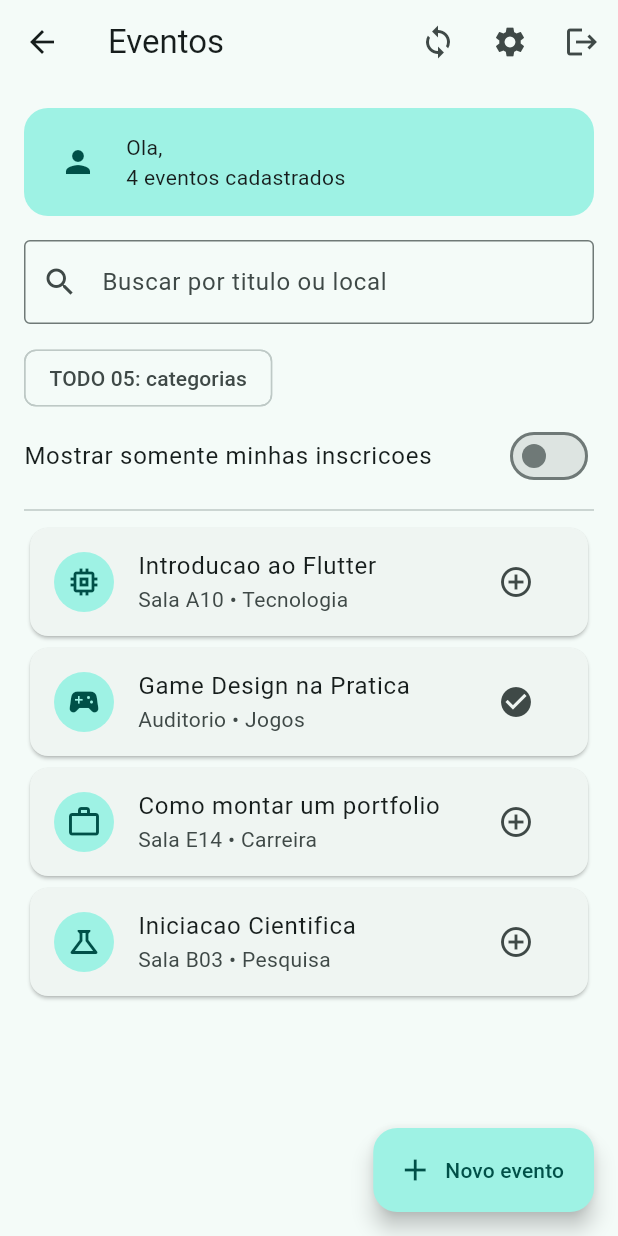
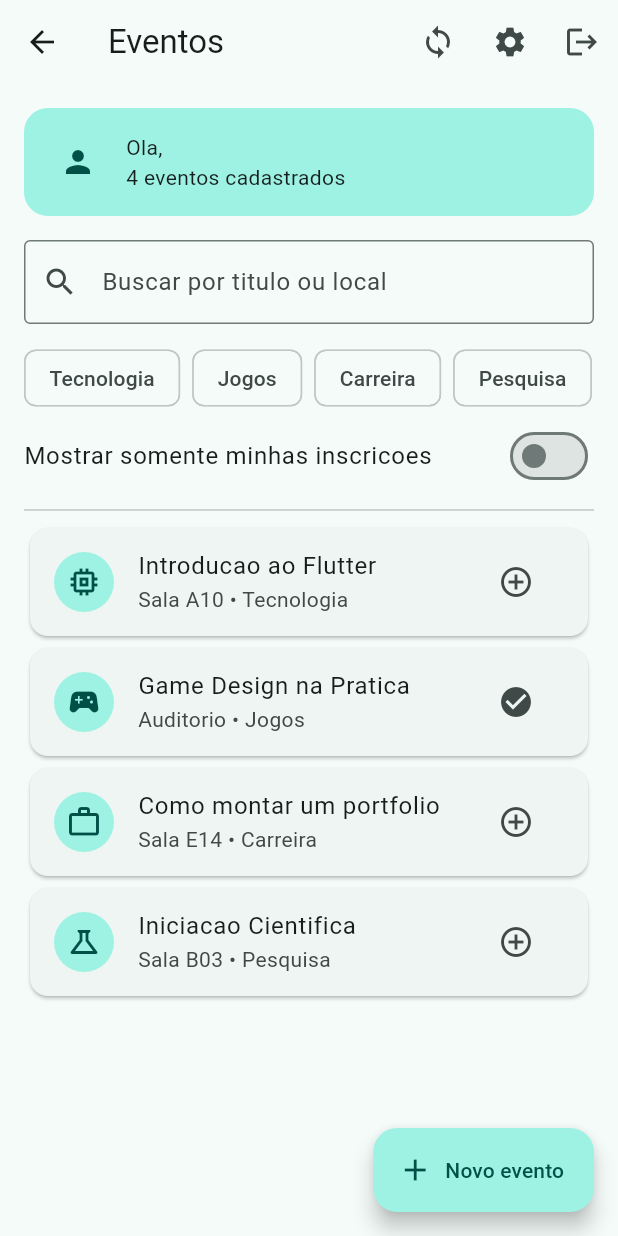
Before and after one commit to gfloriano11/mobile-development-class, a Flutter app: the HomeScreen screen opened directly with empty values, on a phone screen of 412 x 824 dp. Run offline on Flutter 3.47's test engine with Material 3 defaults, Android fonts, the phone set to English and light mode, and no system bars; our stand-ins replace flutter_tts.

Commit message:
feat: implement chip category filter

```diff
--- a/n2/flutter_agenda_eventos_atividade_base/lib/data/eventos_iniciais.dart
+++ b/n2/flutter_agenda_eventos_atividade_base/lib/data/eventos_iniciais.dart
@@ -22,7 +22,8 @@ List<Evento> criarEventosIniciais() {
       titulo: 'Como montar um portfolio',
       local: 'Sala E14',
       categoria: 'Carreira',
-      descricao: 'Encontro sobre portfolio, apresentacao de projetos e entrevistas.',
+      descricao:
+          'Encontro sobre portfolio, apresentacao de projetos e entrevistas.',
     ),
     Evento(
       id: 4,
@@ -33,3 +34,12 @@ List<Evento> criarEventosIniciais() {
     ),
   ];
 }
+
+List<String> criarCategorias() {
+  return [
+    'Tecnologia',
+    'Jogos',
+    'Carreira',
+    'Pesquisa',
+  ];
+}
--- a/n2/flutter_agenda_eventos_atividade_base/lib/screens/home_screen.dart
+++ b/n2/flutter_agenda_eventos_atividade_base/lib/screens/home_screen.dart
@@ -25,14 +25,16 @@ class HomeScreen extends StatefulWidget {
 class _HomeScreenState extends State<HomeScreen> {
   final _buscaController = TextEditingController();
   late final List<Evento> _eventos;
+  late final List<String> categorias;
 
-  // final String _categoria = 'Todos';
+  String _categoria = 'Todos';
   bool _somenteInscritos = false;
 
   @override
   void initState() {
     super.initState();
     _eventos = criarEventosIniciais();
+    categorias = criarCategorias();
   }
 
   @override
@@ -46,26 +48,21 @@ class _HomeScreenState extends State<HomeScreen> {
   // esta inscrito. Consulte o enunciado antes de implementar.
   List<Evento> get _eventosFiltrados {
     final value = _buscaController.value.text.trim().toLowerCase();
-    if (value.isNotEmpty && _somenteInscritos) {
-      return _eventos
-          .where((e) =>
-              (e.categoria.toLowerCase().contains(value) ||
-                  e.titulo.toLowerCase().contains(value) ||
-                  e.titulo.toLowerCase().contains(value)) &&
-              e.inscrito)
-          .toList();
-    }
-    if (value.isNotEmpty) {
-      return _eventos
-          .where((e) => (e.categoria.toLowerCase().contains(value) ||
-              e.titulo.toLowerCase().contains(value) ||
-              e.titulo.toLowerCase().contains(value)))
-          .toList();
-    }
-    if (_somenteInscritos) {
-      return _eventos.where((e) => e.inscrito).toList();
-    }
-    return _eventos;
+    final cleanedCategory = _categoria.toLowerCase().trim();
+
+    return _eventos.where((e) {
+      final searchConditional = value.isEmpty ||
+          e.titulo.toLowerCase().contains(value) ||
+          e.descricao.toLowerCase().contains(value) ||
+          (value.isNotEmpty && e.categoria.toLowerCase().contains(value));
+
+      final categoryConditional = cleanedCategory == "todos" ||
+          e.categoria.toLowerCase().contains(cleanedCategory);
+
+      final subscribedConditional = !_somenteInscritos || e.inscrito;
+
+      return searchConditional && subscribedConditional && categoryConditional;
+    }).toList();
   }
 
   // TODO_ATIVIDADE_02 (FEITO)
@@ -128,6 +125,16 @@ class _HomeScreenState extends State<HomeScreen> {
         ),
       ),
     );
+  }
+
+  void changeCategory(String category) {
+    setState(() {
+      if (_categoria == category) {
+        _categoria = "Todos";
+        return;
+      }
+      _categoria = category;
+    });
   }
 
   // TODO_ATIVIDADE_04 (FEITO)
@@ -218,11 +225,15 @@ class _HomeScreenState extends State<HomeScreen> {
                 child: Wrap(
                   spacing: 8,
                   runSpacing: 8,
-                  // TODO_ATIVIDADE_05
+                  // TODO_ATIVIDADE_05 (FEITO)
                   // Use Iterable.map() para transformar cada String da lista
                   // categorias em um FilterChip e finalize com toList().
-                  children: const [
-                    Chip(label: Text('TODO 05: categorias')),
+                  children: [
+                    ...categorias.map((c) => FilterChip(
+                          label: Text(c),
+                          onSelected: (bool value) => changeCategory(c),
+                          selected: _categoria == c,
+                        ))
                   ],
                 ),
               ),
```
